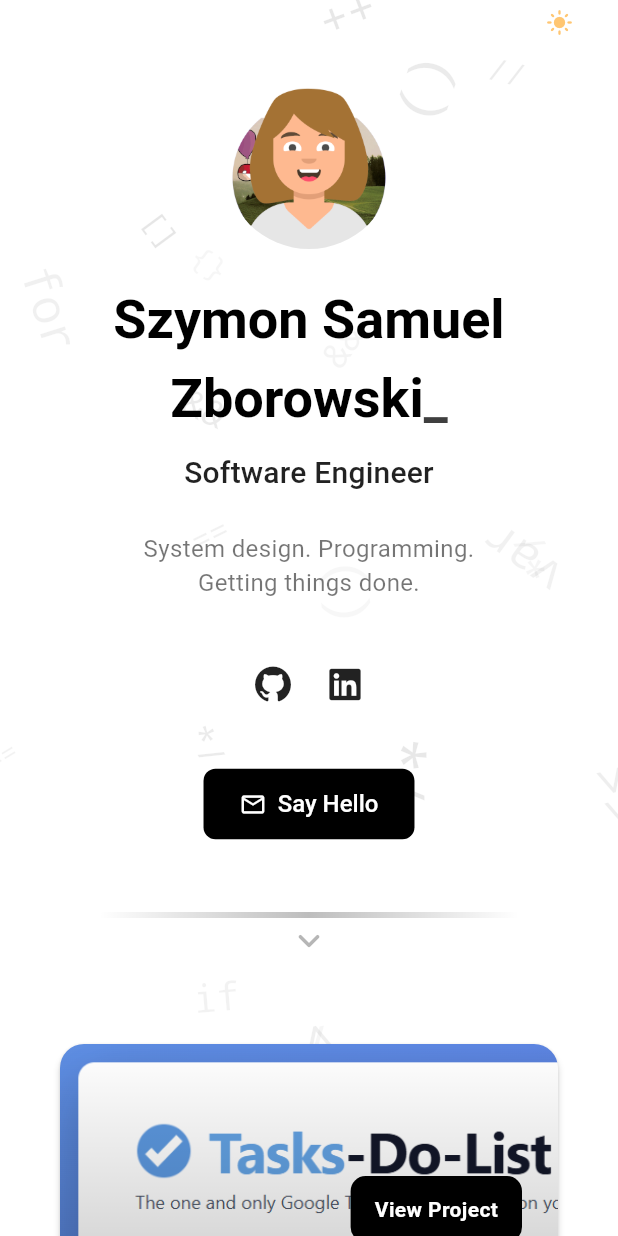
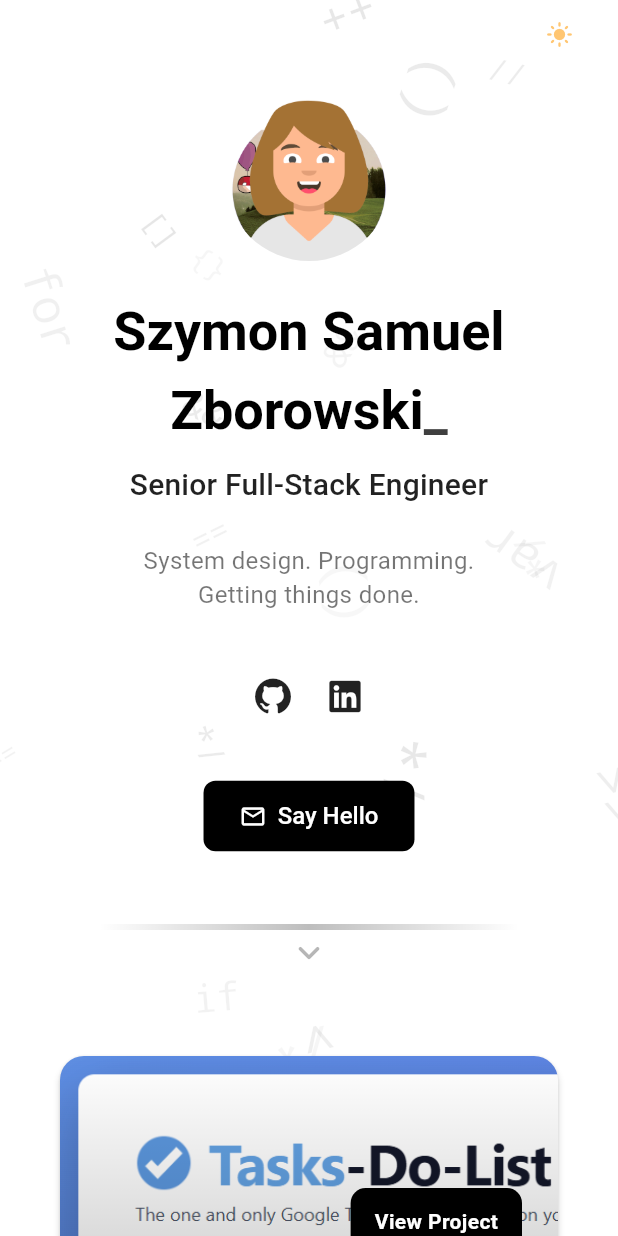
Before and after one commit to ZoltePudeleczko/zoltepudeleczko.github.io, a Flutter app: the screen it shows after launch, on a phone screen of 412 x 824 dp. Run offline on Flutter 3.47's test engine with Material 3 defaults, Android fonts, the phone set to English and light mode, and no system bars; our stand-ins replace animated_text_kit, font_awesome_flutter, shared_preferences.

Commit message:
Update favicon and title

```diff
--- a/homepage_portfolio/lib/config/app_config.dart
+++ b/homepage_portfolio/lib/config/app_config.dart
@@ -2,7 +2,7 @@ class AppConfig {
   // Personal Information
   static const String firstName = 'Szymon Samuel';
   static const String lastName = 'Zborowski';
-  static const String title = 'Software Engineer';
+  static const String title = 'Senior Full-Stack Engineer';
 
   // Social Media URLs
   static const String githubUrl = 'https://github.com/ZoltePudeleczko';
--- a/homepage_portfolio/lib/main.dart
+++ b/homepage_portfolio/lib/main.dart
@@ -115,6 +115,8 @@ class PortfolioHomePage extends StatelessWidget {
   @override
   Widget build(BuildContext context) {
     final isDark = Theme.of(context).brightness == Brightness.dark;
+    final topTogglePadding =
+        MediaQuery.paddingOf(context).top + AppConfig.spacingSmall;
 
     return Scaffold(
       body: Stack(
@@ -138,11 +140,14 @@ class PortfolioHomePage extends StatelessWidget {
                       crossAxisAlignment: CrossAxisAlignment.stretch,
                       mainAxisSize: MainAxisSize.min,
                       children: [
-                        Align(
-                          alignment: Alignment.centerRight,
-                          child: _DarkModeToggle(
-                            isDarkMode: isDarkMode,
-                            onToggle: onToggleDarkMode,
+                        Padding(
+                          padding: EdgeInsets.only(top: topTogglePadding),
+                          child: Align(
+                            alignment: Alignment.centerRight,
+                            child: _DarkModeToggle(
+                              isDarkMode: isDarkMode,
+                              onToggle: onToggleDarkMode,
+                            ),
                           ),
                         ),
                         const SizedBox(height: AppConfig.spacingLarge),
```
Also changed, not shown: 6 other files.
